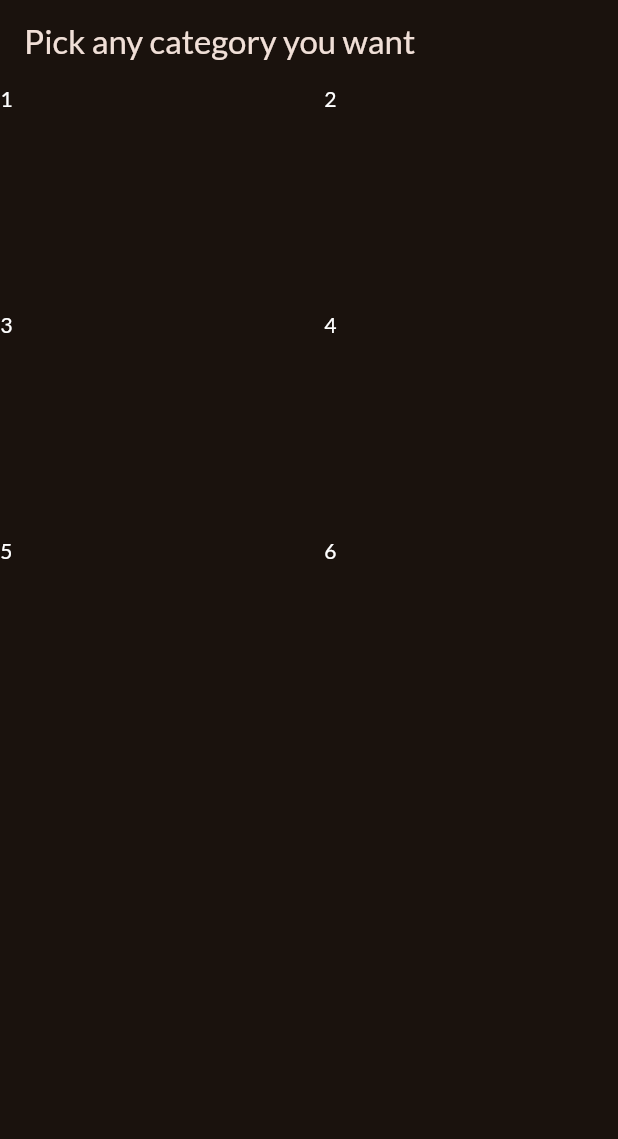
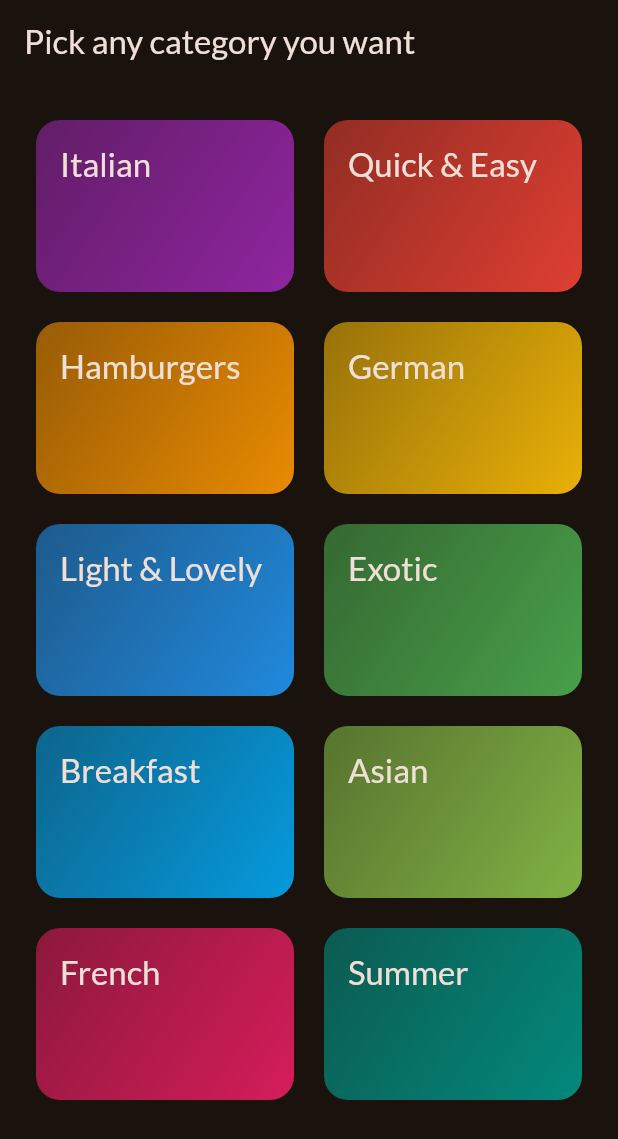
Before and after one commit to richie007dev/meals, a Flutter app: the screen it shows after launch, on a phone screen of 412 x 824 dp. Shown: the top 1139 px of the screen. Run offline on Flutter 3.47's test engine with Material 2 defaults, Android fonts, the phone set to English and light mode, and no system bars; our stand-ins replace google_fonts.

Commit message:
implemented category screen with category_grid_item.

```diff
--- /dev/null
+++ b/lib/data/dummy_data.dart
@@ -0,0 +1,56 @@
+import 'package:flutter/material.dart';
+
+import 'package:meals/models/category.dart';
+
+const availableCategories = [
+  Category(
+    id: 'c1',
+    title: 'Italian',
+    color: Colors.purple,
+  ),
+  Category(
+    id: 'c2',
+    title: 'Quick & Easy',
+    color: Colors.red,
+  ),
+  Category(
+    id: 'c3',
+    title: 'Hamburgers',
+    color: Colors.orange,
+  ),
+  Category(
+    id: 'c4',
+    title: 'German',
+    color: Colors.amber,
+  ),
+  Category(
+    id: 'c5',
+    title: 'Light & Lovely',
+    color: Colors.blue,
+  ),
+  Category(
+    id: 'c6',
+    title: 'Exotic',
+    color: Colors.green,
+  ),
+  Category(
+    id: 'c7',
+    title: 'Breakfast',
+    color: Colors.lightBlue,
+  ),
+  Category(
+    id: 'c8',
+    title: 'Asian',
+    color: Colors.lightGreen,
+  ),
+  Category(
+    id: 'c9',
+    title: 'French',
+    color: Colors.pink,
+  ),
+  Category(
+    id: 'c10',
+    title: 'Summer',
+    color: Colors.teal,
+  ),
+];
--- a/lib/main.dart
+++ b/lib/main.dart
@@ -1,7 +1,7 @@
 import 'package:flutter/material.dart';
 
 import 'package:google_fonts/google_fonts.dart';
-import 'package:meals/categories.dart';
+import 'package:meals/screens/categories.dart';
 
 final theme = ThemeData(
   useMaterial3: true,
--- /dev/null
+++ b/lib/models/category.dart
@@ -0,0 +1,12 @@
+import 'package:flutter/material.dart';
+
+class Category {
+  const Category({
+    required this.id,
+    required this.title,
+    this.color = Colors.orange,
+  });
+  final String id;
+  final String title;
+  final Color color;
+}
--- a/lib/categories.dart
+++ b/lib/screens/categories.dart
@@ -1,5 +1,6 @@
-import 'package:flutter/cupertino.dart';
 import 'package:flutter/material.dart';
+import 'package:meals/data/dummy_data.dart';
+import 'package:meals/widgets/category_grid_item.dart';
 
 class CategoriesScreen extends StatelessWidget {
   const CategoriesScreen({super.key});
@@ -10,19 +11,16 @@ class CategoriesScreen extends StatelessWidget {
         title: const Text("Pick any category you want"),
       ),
       body: GridView(
+        padding: const EdgeInsets.all(24),
         gridDelegate: const SliverGridDelegateWithFixedCrossAxisCount(
           crossAxisCount: 2,
           childAspectRatio: 3 / 2,
           crossAxisSpacing: 20,
           mainAxisSpacing: 20,
         ),
-        children: const [
-          Text("1", style: TextStyle(color: Colors.white),),
-          Text("2",style: TextStyle(color: Colors.white),),
-          Text("3",style: TextStyle(color: Colors.white),),
-          Text("4",style: TextStyle(color: Colors.white),),
-          Text("5",style: TextStyle(color: Colors.white),),
-          Text("6",style: TextStyle(color: Colors.white),),
+        children:  [
+          for (final category in availableCategories)
+            CategoryGridItem(category: category)
         ],
       ),
     );
--- /dev/null
+++ b/lib/widgets/category_grid_item.dart
@@ -0,0 +1,33 @@
+import 'package:flutter/material.dart';
+import 'package:meals/models/category.dart';
+class CategoryGridItem extends StatelessWidget{
+  const CategoryGridItem({super.key, required this.category});
+  final Category category;
+  @override
+  Widget build(BuildContext context) {
+    return InkWell(
+      onTap: (){},
+      borderRadius: BorderRadius.circular(16),
+      splashColor: Theme.of(context).primaryColor,
+      child: Container(
+        padding: const EdgeInsets.all(16),
+        decoration: BoxDecoration(
+          borderRadius: BorderRadius.circular(16),
+          gradient: LinearGradient(
+            colors: [
+              category.color.withOpacity(0.55),
+              category.color.withOpacity(0.9)
+            ],
+            begin: Alignment.topLeft,
+            end: Alignment.bottomRight,
+          ),
+        ),
+        child: Text(category.title,
+        style: Theme.of(context).textTheme.titleLarge!.copyWith(
+          color: Theme.of(context).colorScheme.onBackground
+        ),
+        ),
+      ),
+    );
+  }
+}
```
